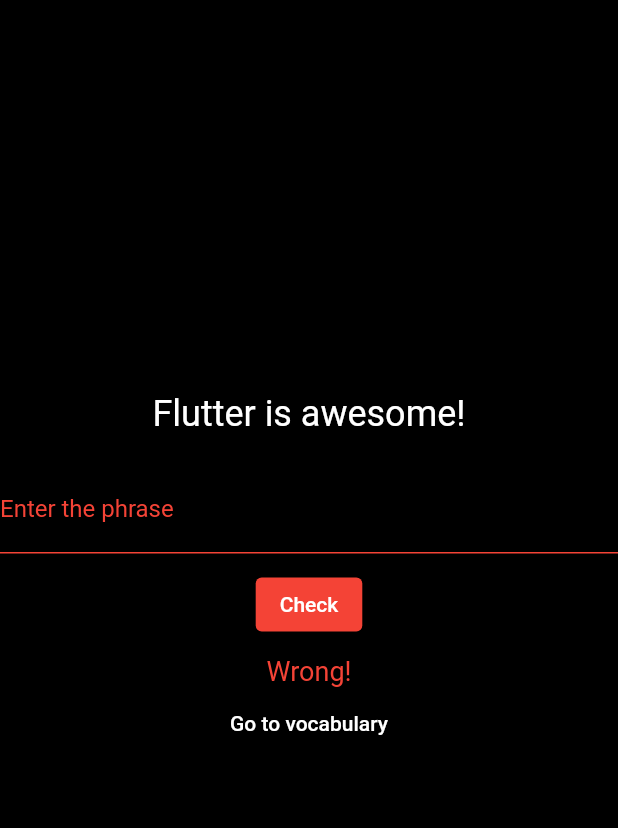
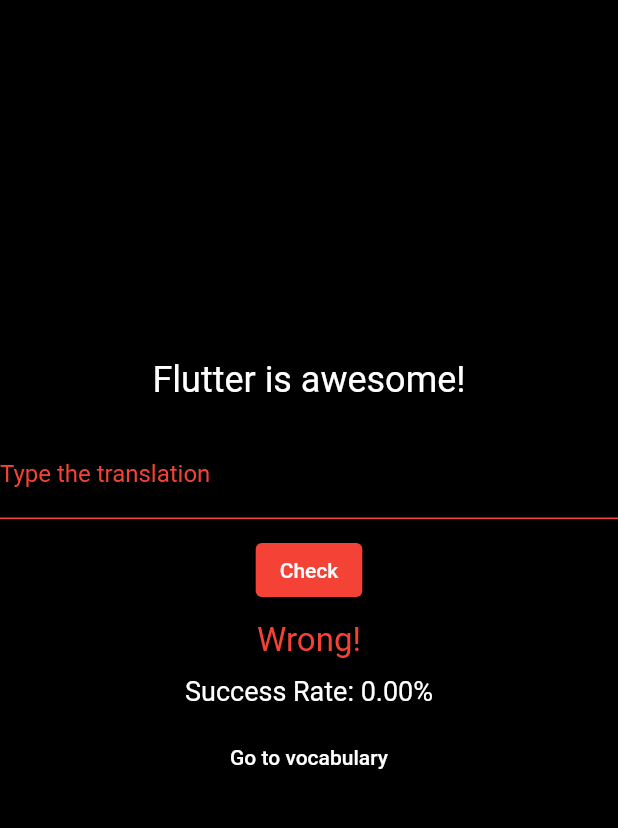
Before and after one commit to psimatis/CanCanto, a Flutter app: the CanCantoScreen screen opened by its route, after a tap on "Check", on a phone screen of 412 x 824 dp, the part 84-912 px from its top. Run offline on Flutter 3.47's test engine with Material 2 defaults, Android fonts, the phone set to English and light mode, and no system bars; our stand-ins replace sqflite; accounts and stored records are empty.

Commit message:
text changes, added success rate

```diff
--- a/lib/Screens/cancanto_screen.dart
+++ b/lib/Screens/cancanto_screen.dart
@@ -7,6 +7,7 @@
 
   static const String id = 'cancanto_screen';
 
+
   @override
   _CanCantoScreenState createState() => _CanCantoScreenState();
 }
@@ -15,12 +16,15 @@
   String randomPhrase = VocabularyScreen.generateRandomPhrase();
   TextEditingController userInputController = TextEditingController();
   String resultMessage = '';
+  int attempts = 0;
+  int correctAttempts = 0;
 
   void checkInput() {
     String userInput = userInputController.text;
     if (userInput == randomPhrase) {
       setState(() {
         resultMessage = 'Correct!';
+        correctAttempts++;
       });
     } else {
       setState(() {
@@ -31,21 +35,26 @@
       randomPhrase = VocabularyScreen.generateRandomPhrase();
       userInputController.clear();
     });
+    attempts++;
+  }
+
+  String getSuccessRate(){
+    double rate = correctAttempts/attempts*100;
+    return 'Success Rate: ${(rate).toStringAsFixed(2)}%';
   }
 
   @override
   Widget build(BuildContext context) {
     return Scaffold(
         appBar: AppBar(
-          title: Text('Can Canto'),
+          title: const Text('Can Canto'),
         ),
         body: Center(
           child: Column(
             mainAxisAlignment: MainAxisAlignment.center,
             children: [
-              Text(
-                randomPhrase,
-                style: TextStyle(fontSize: 24),
+              Text(randomPhrase,
+                style: const TextStyle(fontSize: 24),
               ),
               SizedBox(height: 20),
               TextField(
@@ -64,10 +73,17 @@
               Text(
                 resultMessage,
                 style: TextStyle(
-                  fontSize: 18,
+                  fontSize: 22,
                   color: resultMessage == 'Correct!' ? Colors.green : Colors.red,
                 ),
               ),
+              SizedBox(height: 10),
+              Text(getSuccessRate(),
+                style: TextStyle(
+                  fontSize: 18,
+                ),
+              ),
+              SizedBox(height: 10),
               NavigationButton(
                 title:'Go to vocabulary',
                 onPressed: () {
--- a/lib/Screens/vocabulary_screen.dart
+++ b/lib/Screens/vocabulary_screen.dart
@@ -24,7 +24,7 @@
     return Scaffold(
         appBar:
         AppBar(
-          title: Text('Vocabulary'),
+          title: const Text('Vocabulary'),
         ),
         body:
         NavigationButton(
--- a/lib/constants.dart
+++ b/lib/constants.dart
@@ -1,7 +1,7 @@
 import 'package:flutter/material.dart';
 
 const inputTextStyle = InputDecoration(
-  labelText: 'Enter the phrase',
+  labelText: 'Type the translation',
   labelStyle: TextStyle(color: Colors.red), // Change label color to red
   enabledBorder: UnderlineInputBorder(
     borderSide: BorderSide(color: Colors.red), // Set the underline color to red
--- a/pubspec.yaml
+++ b/pubspec.yaml
@@ -12,8 +12,9 @@
   flutter:
     sdk: flutter
   sqflite: ^2.0.0
-  path_provider: ^2.0.2
-  provider: ^5.0.0
+  path: ^1.8.3
+#  path_provider: ^2.0.2
+#  provider: ^5.0.0
 
 dev_dependencies:
   flutter_test:
```
Also changed, not shown: lib/Database/database_helper.dart (added, +49 -0 lines), pubspec.lock, 1 other file.
